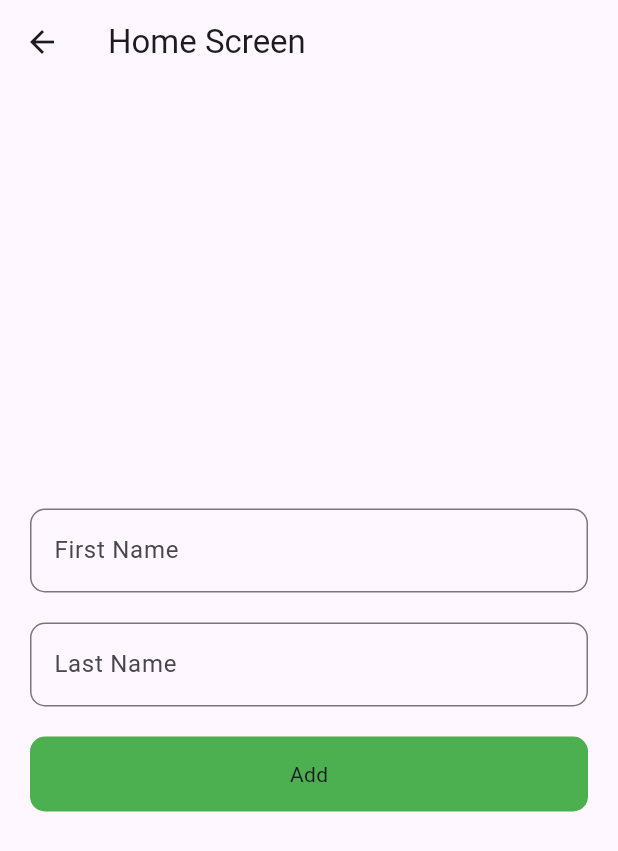
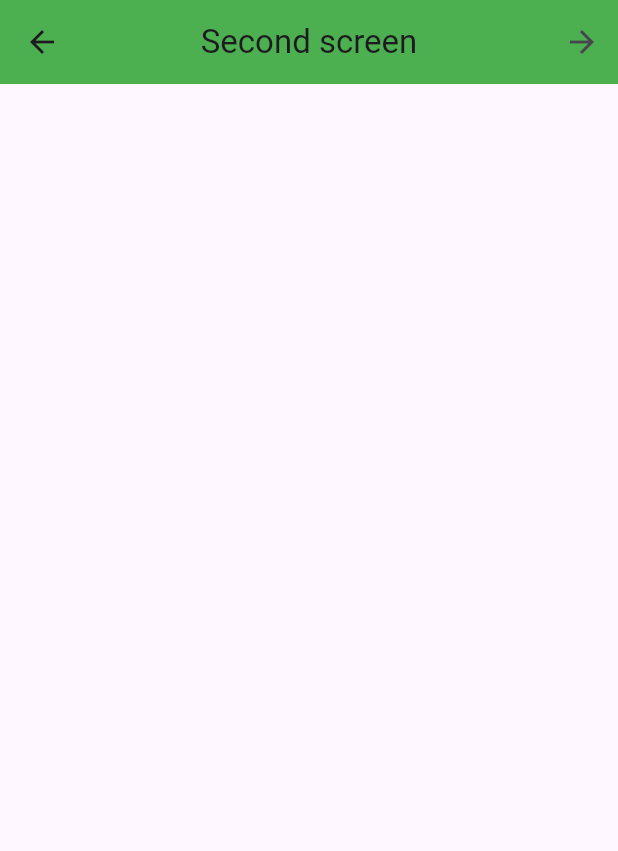
Before and after one commit to Malik399758/Firebase_testing_project_development, a Flutter app: the screen it shows after launch, after a tap on the "arrow forward" icon, on a phone screen of 412 x 824 dp. Shown: the top 851 px of the screen. Run offline on Flutter 3.47's test engine with Material 3 defaults, Android fonts, the phone set to English and light mode, and no system bars; our stand-ins replace cloud_firestore, firebase_auth, firebase_core; accounts and stored records are empty.

Commit message:
state management.

```diff
--- /dev/null
+++ b/lib/controllers/user_controller.dart
@@ -0,0 +1,19 @@
+
+
+import 'package:flutter/cupertino.dart';
+
+class UserProvider extends ChangeNotifier{
+  String _userName = '';
+
+  String get userName => _userName;
+
+  void getUser(String value){
+    _userName = value;
+    notifyListeners();
+  }
+
+  void clearName(){
+    _userName = '';
+    notifyListeners();
+  }
+}
--- a/lib/main.dart
+++ b/lib/main.dart
@@ -1,6 +1,9 @@
 import 'package:firebase_core/firebase_core.dart';
+import 'package:firebase_testing_project/controllers/user_controller.dart';
 import 'package:firebase_testing_project/views/screens/sign_up_screen.dart';
+import 'package:firebase_testing_project/views/state_management/user_first_screen.dart';
 import 'package:flutter/material.dart';
+import 'package:provider/provider.dart';
 
 import 'firebase_options.dart' show DefaultFirebaseOptions;
 
@@ -17,13 +20,19 @@ class MyApp extends StatelessWidget {
 
   @override
   Widget build(BuildContext context) {
-    return MaterialApp(
-      debugShowCheckedModeBanner: false,
-      title: 'Flutter Demo',
-      theme: ThemeData(
-        colorScheme: ColorScheme.fromSeed(seedColor: Colors.deepPurple),
+    return MultiProvider(
+      providers: [
+        ChangeNotifierProvider(create: (_) => UserProvider())
+      ],
+      child: MaterialApp(
+        debugShowCheckedModeBanner: false,
+        title: 'Flutter Demo',
+        theme: ThemeData(
+          colorScheme: ColorScheme.fromSeed(seedColor: Colors.deepPurple),
+        ),
+        home: UserFirstScreen()
+        //SignUpScreen()
       ),
-      home: SignUpScreen()
     );
   }
 }
--- /dev/null
+++ b/lib/views/state_management/second_screen.dart
@@ -0,0 +1,34 @@
+
+import 'package:firebase_testing_project/controllers/user_controller.dart';
+import 'package:firebase_testing_project/views/state_management/third_screen.dart';
+import 'package:flutter/material.dart';
+import 'package:provider/provider.dart';
+
+class SecondScreen extends StatefulWidget {
+  const SecondScreen({super.key});
+
+  @override
+  State<SecondScreen> createState() => _SecondScreenState();
+}
+
+class _SecondScreenState extends State<SecondScreen> {
+  @override
+  Widget build(BuildContext context) {
+    return Scaffold(
+     appBar: AppBar(
+       actions: [
+         IconButton(onPressed: (){
+           Navigator.push(context, MaterialPageRoute(builder: (context)=>
+               ThirdScreen()));
+         }, icon: Icon(Icons.arrow_forward))
+       ],
+       title: Text('Second screen'),
+       centerTitle: true,
+       backgroundColor: Colors.green,
+     ),
+      body: Consumer<UserProvider>(builder: (context,value,_){
+        return Center(child: Text(value.userName));
+      }),
+    );
+  }
+}
--- /dev/null
+++ b/lib/views/state_management/user_first_screen.dart
@@ -0,0 +1,71 @@
+
+
+import 'package:firebase_testing_project/controllers/user_controller.dart';
+import 'package:firebase_testing_project/views/state_management/second_screen.dart';
+import 'package:flutter/material.dart';
+import 'package:provider/provider.dart';
+
+class UserFirstScreen extends StatefulWidget {
+  const UserFirstScreen({super.key});
+
+  @override
+  State<UserFirstScreen> createState() => _UserFirstScreenState();
+}
+
+class _UserFirstScreenState extends State<UserFirstScreen> {
+  final nameController = TextEditingController();
+
+  @override
+  Widget build(BuildContext context) {
+    return Scaffold(
+      appBar: AppBar(
+        actions: [
+          IconButton(onPressed: (){
+            Navigator.push(context, MaterialPageRoute(builder: (context)=>
+            SecondScreen()));
+          }, icon: Icon(Icons.arrow_forward))
+        ],
+        title: Text('User Name'),
+        centerTitle: true,
+        backgroundColor: Colors.green,
+      ),
+      body: Padding(
+        padding: const EdgeInsets.symmetric(horizontal: 20),
+        child: Center(
+          child: Consumer<UserProvider>(
+            builder: (context,value,_){
+              return Column(
+                spacing: 20,
+                mainAxisAlignment: MainAxisAlignment.center,
+                children: [
+                  TextFormField(
+                    controller: nameController,
+                    decoration: InputDecoration(
+                        hintText: 'Enter you name',
+                        border: OutlineInputBorder(
+                          borderRadius: BorderRadius.circular(12),
+                        )
+                    ),
+                  ),
+                  ElevatedButton(onPressed: (){
+                    value.getUser(nameController.text.trim());
+                    nameController.clear();
+                    print('Add : ${value.userName}');
+                  },
+                      child: Center(child: Text('Add name'))),
+                  ElevatedButton(onPressed: (){
+                    value.clearName();
+                    print('Empty : ${value.userName}');
+                  },
+                      child: Center(child: Text('Clear name'))),
+                  Divider(),
+                  Text(value.userName.toString())
+                ],
+              );
+            },
+          ),
+        ),
+      ),
+    );
+  }
+}
--- a/pubspec.yaml
+++ b/pubspec.yaml
@@ -37,6 +37,7 @@ dependencies:
   firebase_core: ^4.1.1
   cloud_firestore: ^6.0.2
   firebase_auth: ^6.1.0
+  provider: ^6.1.5+1
 
 dev_dependencies:
   flutter_test:
```
Also changed, not shown: lib/views/state_management/third_screen.dart (added, +34 -0 lines), lib/views/state_management/update_name.dart (added, +72 -0 lines), pubspec.lock.
